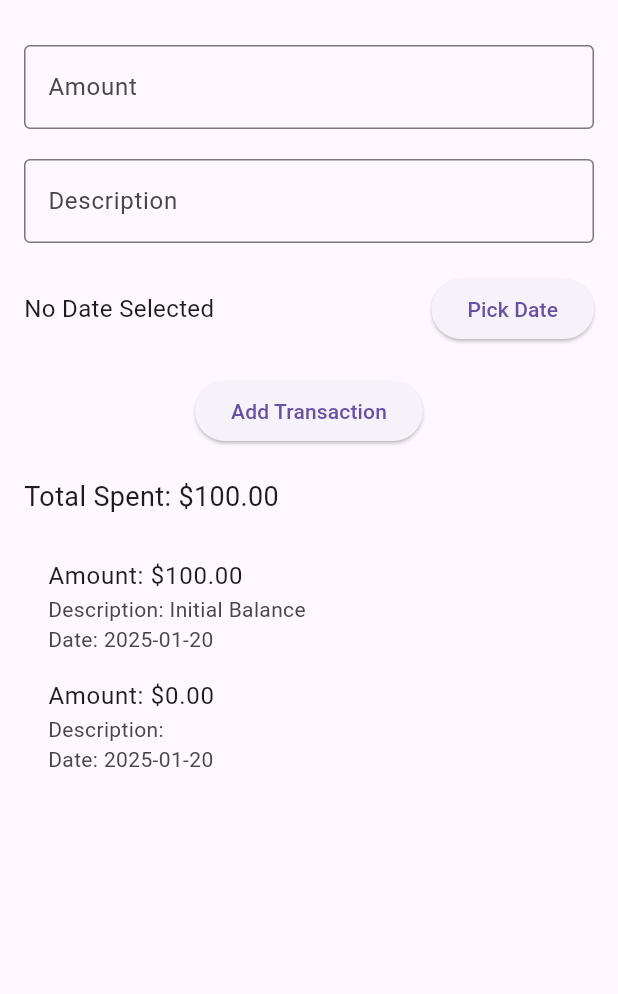
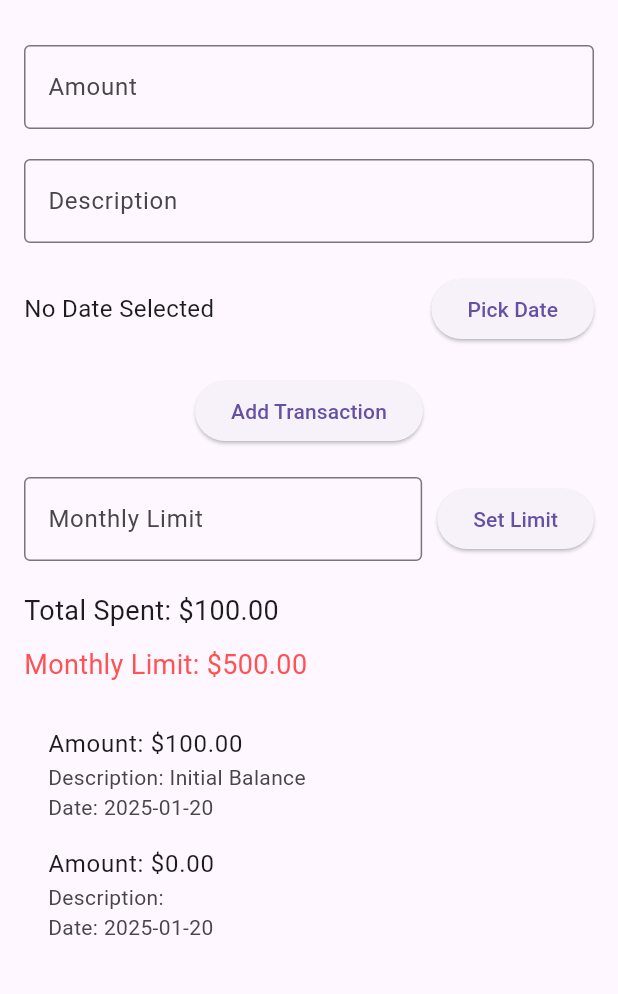
Before and after one commit to Ijatur/myapp, a Flutter app: the ExpensesScreen screen opened directly, after a tap on "Add Transaction", on a phone screen of 412 x 824 dp, the part 63-1057 px from its top. Run offline on Flutter 3.47's test engine with Material 3 defaults, Android fonts, the phone set to English and light mode, and no system bars.

Commit message:
add expense limit

```diff
--- a/lib/screens/expenses_screen.dart
+++ b/lib/screens/expenses_screen.dart
@@ -25,8 +25,10 @@ class ExpensesScreen extends StatefulWidget {
 class _ExpensesScreenState extends State<ExpensesScreen> {
   List<Transaction> transactions = [];
   double totalSpent = 0.0;
+  double monthlyLimit = 500.0; // Default limit
   final TextEditingController amountController = TextEditingController();
   final TextEditingController descriptionController = TextEditingController();
+  final TextEditingController limitController = TextEditingController();
   DateTime? selectedDate;
 
   @override
@@ -40,6 +42,36 @@ class _ExpensesScreenState extends State<ExpensesScreen> {
       transactions.add(Transaction(amount, description, date));
       totalSpent += amount;
     });
+    _checkMonthlyLimit();
+  }
+
+  void _checkMonthlyLimit() {
+    double monthlySpent = transactions
+        .where((transaction) => transaction.date.month == DateTime.now().month)
+        .fold(0.0, (sum, transaction) => sum + transaction.amount);
+
+    if (monthlySpent >= monthlyLimit) {
+      _showLimitAlert();
+    }
+  }
+
+  void _showLimitAlert() {
+    showDialog(
+      context: context,
+      builder: (BuildContext context) {
+        return AlertDialog(
+          title: Text('Limit Reached'),
+          content: Text(
+              'You have reached your monthly limit of \$${monthlyLimit.toStringAsFixed(2)}.'),
+          actions: [
+            TextButton(
+              onPressed: () => Navigator.of(context).pop(),
+              child: Text('OK'),
+            ),
+          ],
+        );
+      },
+    );
   }
 
   void _pickDate(BuildContext context) async {
@@ -70,8 +102,13 @@ class _ExpensesScreenState extends State<ExpensesScreen> {
           children: [
             _buildTransactionInput(),
             SizedBox(height: 20),
+            _buildLimitInput(),
+            SizedBox(height: 20),
             Text('Total Spent: \$${totalSpent.toStringAsFixed(2)}',
                 style: TextStyle(fontSize: 18)),
+            SizedBox(height: 10),
+            Text('Monthly Limit: \$${monthlyLimit.toStringAsFixed(2)}',
+                style: TextStyle(fontSize: 18, color: Colors.redAccent)),
             SizedBox(height: 20),
             Expanded(child: _buildTransactionList()),
           ],
@@ -137,6 +174,35 @@ class _ExpensesScreenState extends State<ExpensesScreen> {
     );
   }
 
+  Widget _buildLimitInput() {
+    return Row(
+      children: [
+        Expanded(
+          child: TextField(
+            controller: limitController,
+            keyboardType: TextInputType.number,
+            decoration: InputDecoration(
+              labelText: 'Monthly Limit',
+              hintText: 'Enter the monthly limit',
+              border: OutlineInputBorder(),
+            ),
+          ),
+        ),
+        SizedBox(width: 10),
+        ElevatedButton(
+          onPressed: () {
+            double newLimit = double.tryParse(limitController.text) ?? monthlyLimit;
+            setState(() {
+              monthlyLimit = newLimit;
+            });
+            limitController.clear();
+          },
+          child: Text('Set Limit'),
+        ),
+      ],
+    );
+  }
+
   Widget _buildTransactionList() {
     return ListView.builder(
       itemCount: transactions.length,
```
